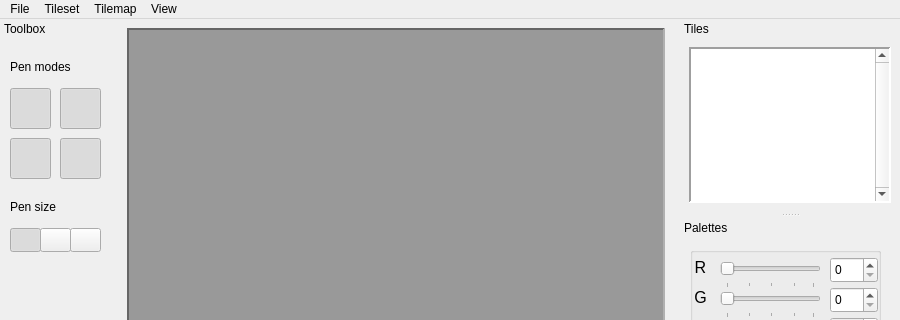
Old version of the form mainwindow.ui in the repository LoxoSoftware/RetroMap; both pictures show x 0 to 900 and y 0 to 320 of the 900 by 600 pixel window.
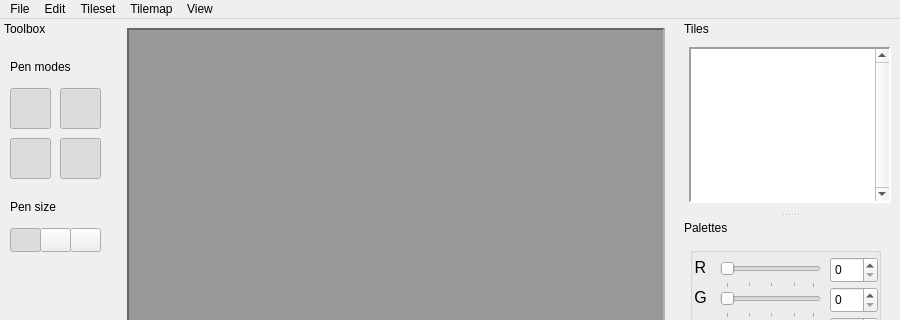
New version of the form. Icons and pictures are not drawn.

Patch:
```diff
--- a/mainwindow.ui
+++ b/mainwindow.ui
@@ -96,7 +96,15 @@
     <addaction name="actionExport_as_source_file"/>
     <addaction name="actionExport_as_indexed_bitmap"/>
    </widget>
+   <widget class="QMenu" name="menuEdit">
+    <property name="title">
+     <string>Edit</string>
+    </property>
+    <addaction name="actionUndo"/>
+    <addaction name="actionRedo"/>
+   </widget>
    <addaction name="menuFile"/>
+   <addaction name="menuEdit"/>
    <addaction name="menuTileset"/>
    <addaction name="menuTilemap"/>
    <addaction name="menuView"/>
```
Left out of the diff: 22 changed lines with no effect on the pictures.
